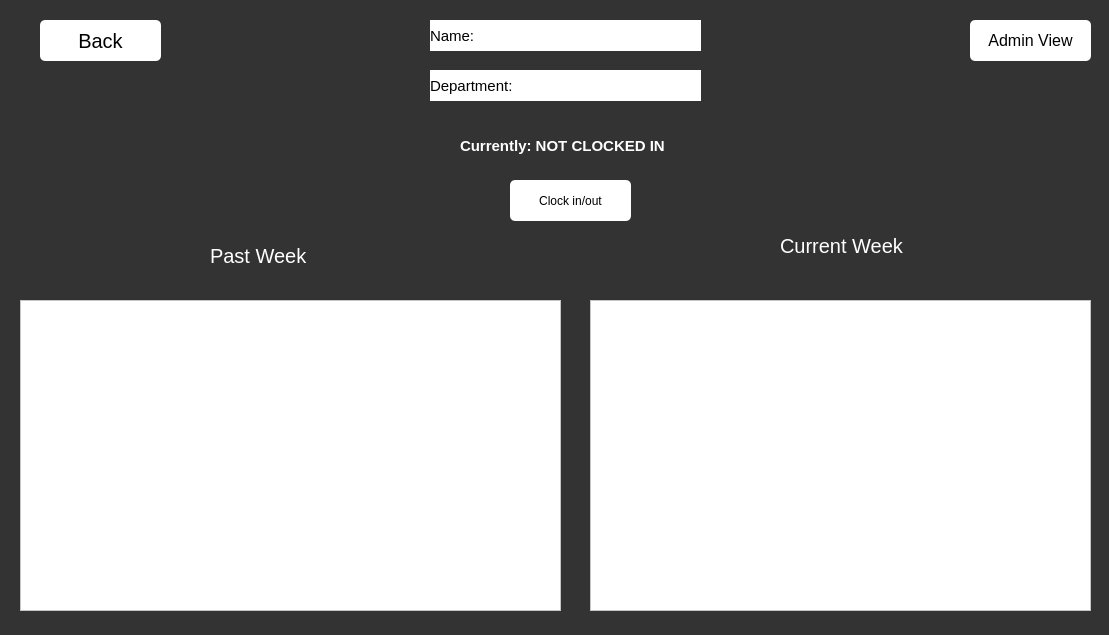
Qt form Windows/LoggedIn.ui (SEXESunny/SDEV265Final) before a commit.
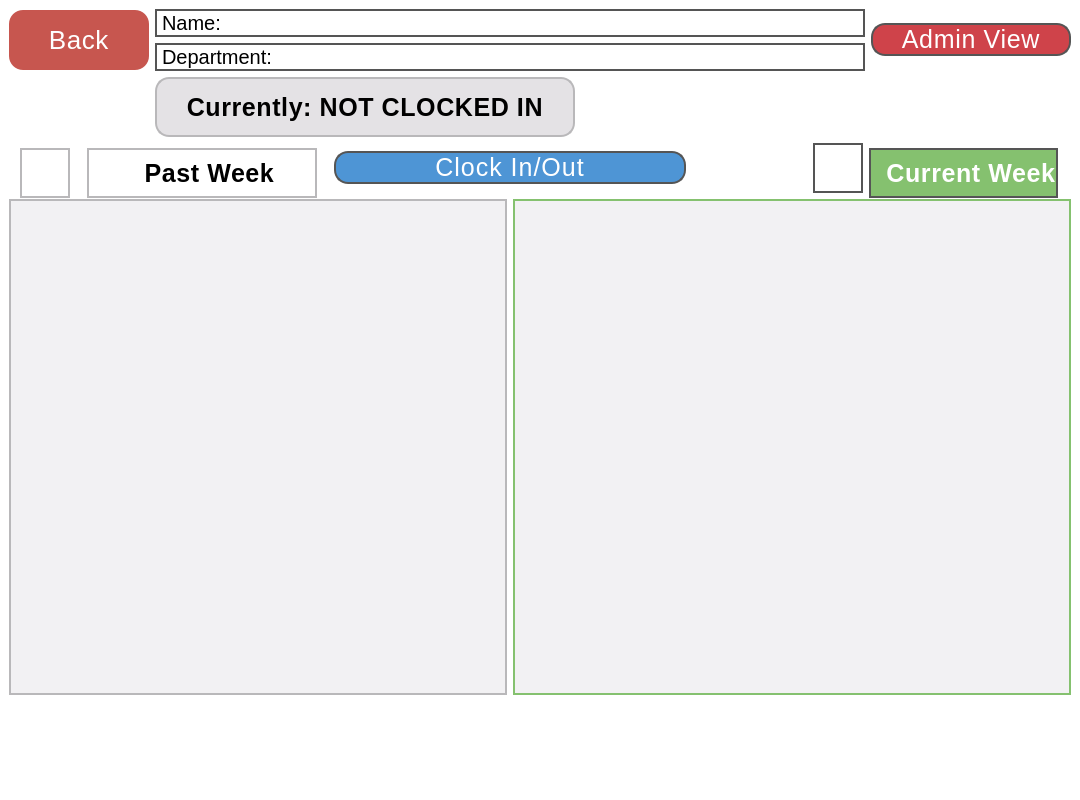
The same form after that commit. Icons and pictures are not drawn.

```diff
--- a/Windows/LoggedIn.ui
+++ b/Windows/LoggedIn.ui
@@ -6,10 +6,27 @@
    <rect>
     <x>0</x>
     <y>0</y>
-    <width>1109</width>
-    <height>635</height>
+    <width>1080</width>
+    <height>800</height>
    </rect>
   </property>
+  <property name="minimumSize">
+   <size>
+    <width>1080</width>
+    <height>800</height>
+   </size>
+  </property>
+  <property name="maximumSize">
+   <size>
+    <width>1080</width>
+    <height>800</height>
+   </size>
+  </property>
+  <property name="font">
+   <font>
+    <family>Tahoma</family>
+   </font>
+  </property>
   <property name="windowTitle">
    <string>User View</string>
   </property>
@@ -17,163 +34,405 @@
    <string/>
   </property>
   <property name="styleSheet">
-   <string notr="true">background-color:#333</string>
+   <string notr="true">background-color: white;</string>
   </property>
   <widget class="QWidget" name="centralwidget">
-   <widget class="QLabel" name="department_label">
-    <property name="geometry">
-     <rect>
-      <x>430</x>
-      <y>70</y>
-      <width>271</width>
-      <height>31</height>
-     </rect>
-    </property>
-    <property name="styleSheet">
-     <string notr="true">background-color: white; color: black; font-size: 15px;</string>
-    </property>
-    <property name="text">
-     <string>Department: </string>
-    </property>
-   </widget>
-   <widget class="QLabel" name="name_label">
-    <property name="geometry">
-     <rect>
-      <x>430</x>
-      <y>20</y>
-      <width>271</width>
-      <height>31</height>
-     </rect>
-    </property>
-    <property name="styleSheet">
-     <string notr="true">background-color: white; color: black; font-size: 15px;</string>
-    </property>
-    <property name="text">
-     <string>Name: </string>
-    </property>
-   </widget>
-   <widget class="QPushButton" name="clock_in_out_button">
-    <property name="geometry">
-     <rect>
-      <x>510</x>
-      <y>180</y>
-      <width>121</width>
-      <height>41</height>
-     </rect>
-    </property>
-    <property name="styleSheet">
-     <string notr="true">background-color: white; color: black; border-radius: 5px;</string>
-    </property>
-    <property name="text">
-     <string>Clock in/out</string>
-    </property>
-   </widget>
-   <widget class="QLabel" name="label_3">
-    <property name="geometry">
-     <rect>
-      <x>460</x>
-      <y>130</y>
-      <width>251</width>
-      <height>31</height>
-     </rect>
-    </property>
-    <property name="styleSheet">
-     <string notr="true">background-color: none; font-size: 15px; color: white; font-weight: 700;</string>
-    </property>
-    <property name="text">
-     <string>Currently: NOT CLOCKED IN</string>
-    </property>
-   </widget>
-   <widget class="QTableWidget" name="past_week_time_table">
-    <property name="geometry">
-     <rect>
-      <x>20</x>
-      <y>300</y>
-      <width>541</width>
-      <height>311</height>
-     </rect>
-    </property>
-    <property name="styleSheet">
-     <string notr="true">background-color: white</string>
-    </property>
-   </widget>
-   <widget class="QTableWidget" name="current_week_time_table">
-    <property name="geometry">
-     <rect>
-      <x>590</x>
-      <y>300</y>
-      <width>501</width>
-      <height>311</height>
-     </rect>
-    </property>
-    <property name="styleSheet">
-     <string notr="true">background-color: white</string>
-    </property>
-   </widget>
-   <widget class="QLabel" name="label_4">
-    <property name="geometry">
-     <rect>
-      <x>210</x>
-      <y>240</y>
-      <width>111</width>
-      <height>31</height>
-     </rect>
-    </property>
-    <property name="styleSheet">
-     <string notr="true"> font-size: 20px; text-align: center; color: white;</string>
-    </property>
-    <property name="text">
-     <string>Past Week</string>
-    </property>
-   </widget>
-   <widget class="QLabel" name="label_5">
-    <property name="geometry">
-     <rect>
-      <x>780</x>
-      <y>230</y>
-      <width>131</width>
-      <height>31</height>
-     </rect>
-    </property>
-    <property name="styleSheet">
-     <string notr="true"> font-size: 20px; text-align: center; color: white;</string>
-    </property>
-    <property name="text">
-     <string>Current Week</string>
-    </property>
-   </widget>
-   <widget class="QPushButton" name="back_button">
-    <property name="geometry">
-     <rect>
-      <x>40</x>
-      <y>20</y>
-      <width>121</width>
-      <height>41</height>
-     </rect>
-    </property>
-    <property name="styleSheet">
-     <string notr="true">background-color: white; color: black; font-size: 20px; border-radius: 5px;</string>
-    </property>
-    <property name="text">
-     <string>Back</string>
-    </property>
-   </widget>
-   <widget class="QPushButton" name="admin_view_button">
-    <property name="geometry">
-     <rect>
-      <x>970</x>
-      <y>20</y>
-      <width>121</width>
-      <height>41</height>
-     </rect>
-    </property>
-    <property name="styleSheet">
-     <string notr="true">background-color: white; color: black; font-size: 16px; border-radius: 5px;</string>
-    </property>
-    <property name="text">
-     <string>Admin View</string>
-    </property>
-   </widget>
+   <property name="minimumSize">
+    <size>
+     <width>1080</width>
+     <height>800</height>
+    </size>
+   </property>
+   <property name="maximumSize">
+    <size>
+     <width>1080</width>
+     <height>800</height>
+    </size>
+   </property>
+   <layout class="QGridLayout" name="gridLayout">
+    <item row="2" column="4" colspan="2">
+     <layout class="QHBoxLayout" name="horizontalLayout_2">
+      <property name="rightMargin">
+       <number>13</number>
+      </property>
+      <item alignment="Qt::AlignmentFlag::AlignRight|Qt::AlignmentFlag::AlignVCenter">
+       <widget class="QLabel" name="label_8">
+        <property name="minimumSize">
+         <size>
+          <width>50</width>
+          <height>50</height>
+         </size>
+        </property>
+        <property name="maximumSize">
+         <size>
+          <width>40</width>
+          <height>40</height>
+         </size>
+        </property>
+        <property name="font">
+         <font>
+          <kerning>true</kerning>
+         </font>
+        </property>
+        <property name="styleSheet">
+         <string notr="true">border: 2px solid #555; 
+</string>
+        </property>
+        <property name="text">
+         <string/>
+        </property>
+        <property name="pixmap">
+         <pixmap>../IMGs/current_week.png</pixmap>
+        </property>
+        <property name="scaledContents">
+         <bool>true</bool>
+        </property>
+       </widget>
+      </item>
+      <item>
+       <widget class="QLabel" name="label_7">
+        <property name="minimumSize">
+         <size>
+          <width>50</width>
+          <height>50</height>
+         </size>
+        </property>
+        <property name="maximumSize">
+         <size>
+          <width>260</width>
+          <height>40</height>
+         </size>
+        </property>
+        <property name="font">
+         <font>
+          <family>Tahoma</family>
+          <pointsize>-1</pointsize>
+          <bold>true</bold>
+         </font>
+        </property>
+        <property name="styleSheet">
+         <string notr="true">border: 2px solid #555; 
+background-color: rgb(133, 193, 111);
+color: white; 
+letter-spacing: 0.6px; 
+font-size: 25px;
+</string>
+        </property>
+        <property name="text">
+         <string>  Current Week</string>
+        </property>
+        <property name="alignment">
+         <set>Qt::AlignmentFlag::AlignCenter</set>
+        </property>
+       </widget>
+      </item>
+     </layout>
+    </item>
+    <item row="0" column="1" colspan="4">
+     <layout class="QVBoxLayout" name="verticalLayout">
+      <item>
+       <widget class="QLabel" name="name_label">
+        <property name="font">
+         <font>
+          <family>Tahoma</family>
+          <pointsize>-1</pointsize>
+         </font>
+        </property>
+        <property name="styleSheet">
+         <string notr="true">border: 2px solid #555; 
+background-color: white; 
+color: black; 
+font-size: 20px;</string>
+        </property>
+        <property name="text">
+         <string>Name: </string>
+        </property>
+       </widget>
+      </item>
+      <item>
+       <widget class="QLabel" name="department_label">
+        <property name="minimumSize">
+         <size>
+          <width>50</width>
+          <height>0</height>
+         </size>
+        </property>
+        <property name="font">
+         <font>
+          <family>Tahoma</family>
+          <pointsize>-1</pointsize>
+         </font>
+        </property>
+        <property name="styleSheet">
+         <string notr="true">border: 2px solid #555; 
+background-color: white; 
+color: black; 
+font-size: 20px;</string>
+        </property>
+        <property name="text">
+         <string>Department: </string>
+        </property>
+       </widget>
+      </item>
+     </layout>
+    </item>
+    <item row="0" column="5">
+     <widget class="QPushButton" name="admin_view_button">
+      <property name="minimumSize">
+       <size>
+        <width>200</width>
+        <height>0</height>
+       </size>
+      </property>
+      <property name="font">
+       <font>
+        <family>Tahoma</family>
+        <pointsize>-1</pointsize>
+        <fontweight>DemiBold</fontweight>
+       </font>
+      </property>
+      <property name="styleSheet">
+       <string notr="true">border: 2px solid #555; 
+border-radius: 14px;
+background-color:rgb(207, 67, 74); 
+color: white; 
+letter-spacing: 0.7px; 
+font-size: 25px;</string>
+      </property>
+      <property name="text">
+       <string>Admin View</string>
+      </property>
+     </widget>
+    </item>
+    <item row="4" column="2" colspan="2" alignment="Qt::AlignmentFlag::AlignHCenter">
+     <widget class="QLabel" name="label_2">
+      <property name="minimumSize">
+       <size>
+        <width>200</width>
+        <height>90</height>
+       </size>
+      </property>
+      <property name="maximumSize">
+       <size>
+        <width>200</width>
+        <height>90</height>
+       </size>
+      </property>
+      <property name="font">
+       <font>
+        <kerning>true</kerning>
+       </font>
+      </property>
+      <property name="text">
+       <string/>
+      </property>
+      <property name="pixmap">
+       <pixmap>../IMGs/subbaroo_long_name.jpg</pixmap>
+      </property>
+      <property name="scaledContents">
+       <bool>true</bool>
+      </property>
+     </widget>
+    </item>
+    <item row="2" column="2" colspan="2">
+     <widget class="QPushButton" name="clock_in_out_button">
+      <property name="font">
+       <font>
+        <family>Tahoma</family>
+        <pointsize>-1</pointsize>
+        <fontweight>ExtraBold</fontweight>
+       </font>
+      </property>
+      <property name="styleSheet">
+       <string notr="true">border: 2px solid #555; 
+border-radius: 14px;
+background-color: rgb(78, 149, 213); 
+color: white; 
+letter-spacing: 1px; 
+font-size: 25px;</string>
+      </property>
+      <property name="text">
+       <string>Clock In/Out</string>
+      </property>
+     </widget>
+    </item>
+    <item row="1" column="1" colspan="4">
+     <widget class="QLabel" name="label_3">
+      <property name="minimumSize">
+       <size>
+        <width>420</width>
+        <height>60</height>
+       </size>
+      </property>
+      <property name="maximumSize">
+       <size>
+        <width>420</width>
+        <height>60</height>
+       </size>
+      </property>
+      <property name="font">
+       <font>
+        <family>Tahoma</family>
+        <pointsize>-1</pointsize>
+        <bold>true</bold>
+       </font>
+      </property>
+      <property name="styleSheet">
+       <string notr="true">border: 2px solid rgb(185, 184, 186);
+border-radius: 14px;
+background-color: rgb(228, 226, 229); 
+color: black; 
+letter-spacing: 0.6px; 
+font-size: 25px;</string>
+      </property>
+      <property name="text">
+       <string>Currently: NOT CLOCKED IN</string>
+      </property>
+      <property name="alignment">
+       <set>Qt::AlignmentFlag::AlignCenter</set>
+      </property>
+     </widget>
+    </item>
+    <item row="0" column="0">
+     <widget class="QPushButton" name="back_button">
+      <property name="minimumSize">
+       <size>
+        <width>140</width>
+        <height>60</height>
+       </size>
+      </property>
+      <property name="maximumSize">
+       <size>
+        <width>140</width>
+        <height>60</height>
+       </size>
+      </property>
+      <property name="font">
+       <font>
+        <family>Tahoma</family>
+        <pointsize>-1</pointsize>
+        <fontweight>DemiBold</fontweight>
+       </font>
+      </property>
+      <property name="styleSheet">
+       <string notr="true">border-radius: 14px;
+background-color: rgb(199, 86, 79);
+color: white; 
+letter-spacing: 0.6px; 
+font-size: 26px;
+letter-spacing: .7px; 
+
+
+</string>
+      </property>
+      <property name="text">
+       <string>Back</string>
+      </property>
+     </widget>
+    </item>
+    <item row="3" column="3" colspan="3">
+     <widget class="QTableWidget" name="current_week_time_table">
+      <property name="font">
+       <font>
+        <family>Tahoma</family>
+       </font>
+      </property>
+      <property name="styleSheet">
+       <string notr="true">background-color: rgb(242, 241, 243);
+border: 2px solid rgb(133, 193, 111); 
+</string>
+      </property>
+     </widget>
+    </item>
+    <item row="3" column="0" colspan="3">
+     <widget class="QTableWidget" name="past_week_time_table">
+      <property name="font">
+       <font>
+        <family>Tahoma</family>
+       </font>
+      </property>
+      <property name="styleSheet">
+       <string notr="true">background-color: rgb(242, 241, 243);
+border: 2px solid rgb(185, 184, 186);
+</string>
+      </property>
+     </widget>
+    </item>
+    <item row="2" column="0" colspan="2">
+     <layout class="QHBoxLayout" name="horizontalLayout">
+      <item>
+       <widget class="QLabel" name="label_6">
+        <property name="minimumSize">
+         <size>
+          <width>50</width>
+          <height>50</height>
+         </size>
+        </property>
+        <property name="maximumSize">
+         <size>
+          <width>40</width>
+          <height>40</height>
+         </size>
+        </property>
+        <property name="font">
+         <font>
+          <kerning>true</kerning>
+         </font>
+        </property>
+        <property name="styleSheet">
+         <string notr="true">border: 2px solid rgb(185, 184, 186);
+</string>
+        </property>
+        <property name="text">
+         <string/>
+        </property>
+        <property name="pixmap">
+         <pixmap>../IMGs/past_week.png</pixmap>
+        </property>
+        <property name="scaledContents">
+         <bool>true</bool>
+        </property>
+       </widget>
+      </item>
+      <item>
+       <widget class="QLabel" name="label_4">
+        <property name="minimumSize">
+         <size>
+          <width>50</width>
+          <height>50</height>
+         </size>
+        </property>
+        <property name="maximumSize">
+         <size>
+          <width>230</width>
+          <height>40</height>
+         </size>
+        </property>
+        <property name="font">
+         <font>
+          <family>Tahoma</family>
+          <pointsize>-1</pointsize>
+          <bold>true</bold>
+         </font>
+        </property>
+        <property name="styleSheet">
+         <string notr="true">border: 2px solid rgb(185, 184, 186);
+background-color: white; 
+color: black; 
+letter-spacing: 0.6px; 
+font-size: 25px;</string>
+        </property>
+        <property name="text">
+         <string>  Past Week</string>
+        </property>
+        <property name="alignment">
+         <set>Qt::AlignmentFlag::AlignCenter</set>
+        </property>
+       </widget>
+      </item>
+     </layout>
+    </item>
+   </layout>
   </widget>
  </widget>
  <resources/>
```
